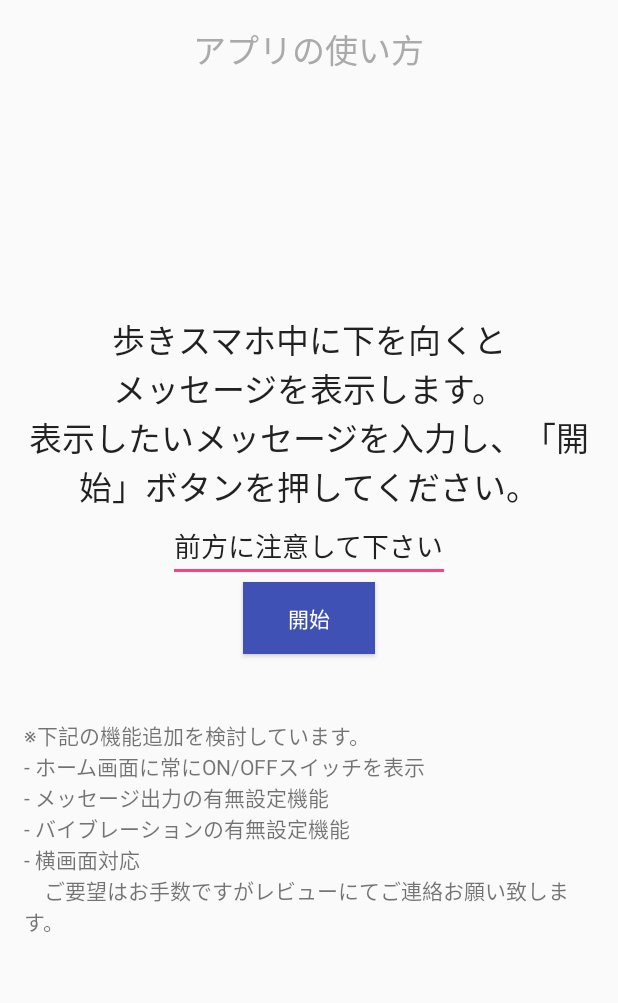
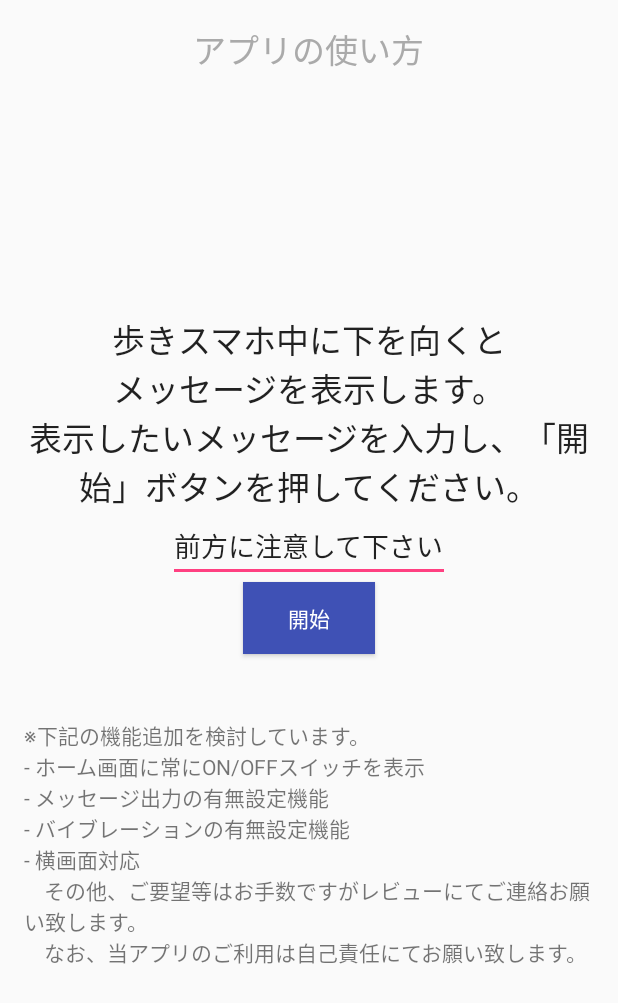
Before and after one commit to junkuvo/AlertAppToWalkSafely, an Android app: the screen it shows after launch (MainActivity), on a phone screen of 412 x 824 dp. Shown: the top 1003 px of the screen. Run offline under Robolectric (Android 15) with nearby library versions, the phone set to English and light mode, and no system bars.

Commit message:
修正
アイコン設定
ホーム画面文言修正

```diff
--- a/AlertAppToWalkSafely/app/src/main/AndroidManifest.xml
+++ b/AlertAppToWalkSafely/app/src/main/AndroidManifest.xml
@@ -6,7 +6,7 @@
 
     <application
         android:allowBackup="true"
-        android:icon="@mipmap/ic_launcher"
+        android:icon="@mipmap/alertappicon"
         android:label="@string/app_name"
         android:supportsRtl="true"
         android:theme="@style/AppTheme" >
--- a/AlertAppToWalkSafely/app/src/main/res/layout/activity_main.xml
+++ b/AlertAppToWalkSafely/app/src/main/res/layout/activity_main.xml
@@ -58,7 +58,8 @@
 \n- メッセージ出力の有無設定機能
 \n- バイブレーションの有無設定機能
 \n- 横画面対応
-\n    ご要望はお手数ですがレビューにてご連絡お願い致します。"
+\n    その他、ご要望等はお手数ですがレビューにてご連絡お願い致します。
+\n    なお、当アプリのご利用は自己責任にてお願い致します。"
         android:id="@+id/textView"
         android:layout_below="@+id/button"
         android:layout_alignParentLeft="true"
```
Also changed, not shown: AlertAppToWalkSafely/app/src/main/res/mipmap-hdpi/alertappicon.jpg (added).
